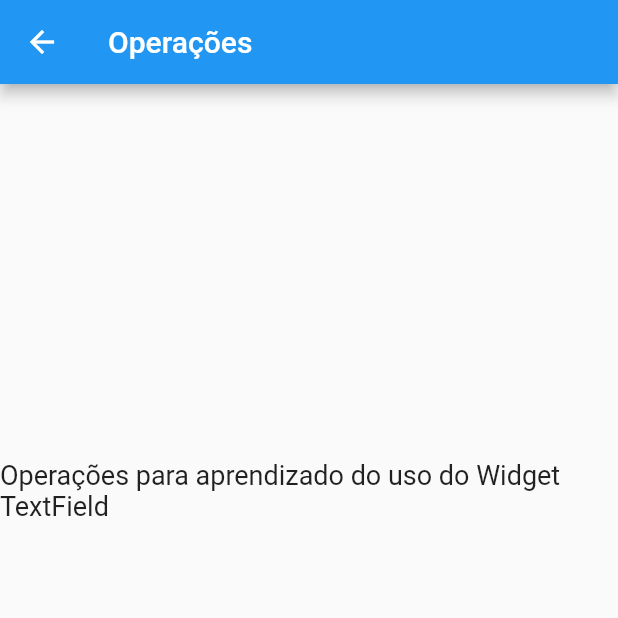
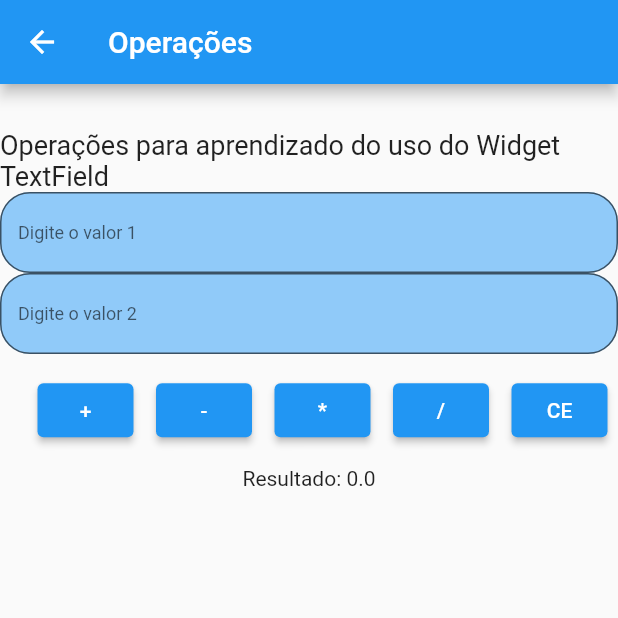
Before and after one commit to ricardotadeiromero/Flutter, a Flutter app: the MyCalc screen opened by its route, on a phone screen of 412 x 824 dp, the top half of it. Run offline on Flutter 3.47's test engine with Material 2 defaults, Android fonts, the phone set to English and light mode, and no system bars; key blocks and very long unbroken strings in the code were emptied for the run.

Commit message:
Exercicio Calc

```diff
--- a/exercicio_textform/exercicio_textform/lib/calculadora.dart
+++ b/exercicio_textform/exercicio_textform/lib/calculadora.dart
@@ -10,6 +10,13 @@ class MyCalc extends StatefulWidget {
 }
 
 class _MyCalcState extends State<MyCalc> {
+  String campoUm = '';
+  String campoDois = '';
+  int resultado = 0;
+  double _resultado = 0;
+  TextEditingController campoTexto = TextEditingController();
+  TextEditingController campoTextoD = TextEditingController();
+
   @override
   Widget build(BuildContext context) {
     return Scaffold(
@@ -20,14 +27,91 @@ class _MyCalcState extends State<MyCalc> {
       body: Center(
         child: Column(
           children: [
-            Padding(padding: EdgeInsets.only(top: 250, right: 30, left: 30)),
+            Padding(padding: EdgeInsets.all(15)),
             Text(
               "Operações para aprendizado do uso do Widget TextField",
               style: TextStyle(
                 fontSize: 18,
-
               ),
-            )
+            ),
+            TextField(
+              controller: campoTexto,
+              decoration: InputDecoration(
+                filled: true,
+                fillColor: Colors.blue[200],
+                border:
+                    OutlineInputBorder(borderRadius: BorderRadius.circular(20)),
+                labelText: 'Digite o valor 1',
+              ),
+              style: TextStyle(fontSize: 12, color: Colors.black),
+            ),
+            TextField(
+              controller: campoTextoD,
+              decoration: InputDecoration(
+                  filled: true,
+                  fillColor: Colors.blue[200],
+                  border: OutlineInputBorder(
+                      borderRadius: BorderRadius.circular(20)),
+                  labelText: 'Digite o valor 2'),
+              style: TextStyle(fontSize: 12, color: Colors.black),
+            ),
+            Row(
+              children: [
+                SizedBox(height: 75, width: 25),
+                ElevatedButton(
+                    onPressed: () {
+                      double num1 = double.tryParse(campoTexto.text) ?? 0;
+                      double num2 = double.tryParse(campoTextoD.text) ?? 0;
+                      double resultado = num1 + num2;
+                      setState(() {
+                        _resultado = resultado;
+                      });
+                    },
+                    child: Text("+")),
+                Padding(padding: EdgeInsets.only(right: 15)),
+                ElevatedButton(
+                    onPressed: () {
+                      double num1 = double.tryParse(campoTexto.text) ?? 0;
+                      double num2 = double.tryParse(campoTextoD.text) ?? 0;
+                      double resultado = num1 - num2;
+                      setState(() {
+                        _resultado = resultado;
+                      });
+                    },
+                    child: Text("-")),
+                Padding(padding: EdgeInsets.only(right: 15)),
+                ElevatedButton(
+                    onPressed: () {
+                      double num1 = double.tryParse(campoTexto.text) ?? 0;
+                      double num2 = double.tryParse(campoTextoD.text) ?? 0;
+                      double resultado = num1 * num2;
+                      setState(() {
+                        _resultado = resultado;
+                      });
+                    },
+                    child: Text("*")),
+                Padding(padding: EdgeInsets.only(right: 15)),
+                ElevatedButton(
+                    onPressed: () {
+                      double num1 = double.tryParse(campoTexto.text) ?? 0;
+                      double num2 = double.tryParse(campoTextoD.text) ?? 0;
+                      double resultado = num1 / num2;
+                      setState(() {
+                        _resultado = resultado;
+                      });
+                    },
+                    child: Text("/")),
+                Padding(padding: EdgeInsets.only(right: 15)),
+                ElevatedButton(
+                    onPressed: () {
+                      setState(() {
+                        _resultado = 0;
+                      });
+                    },
+                    child: Text("CE"))
+              ],
+            ),
+            Text('Resultado: $_resultado')
           ],
         ),
       ),
```
Also changed, not shown: exercicio_textform/exercicio_textform/pubspec.lock, textform/textform_forms/pubspec.lock.
